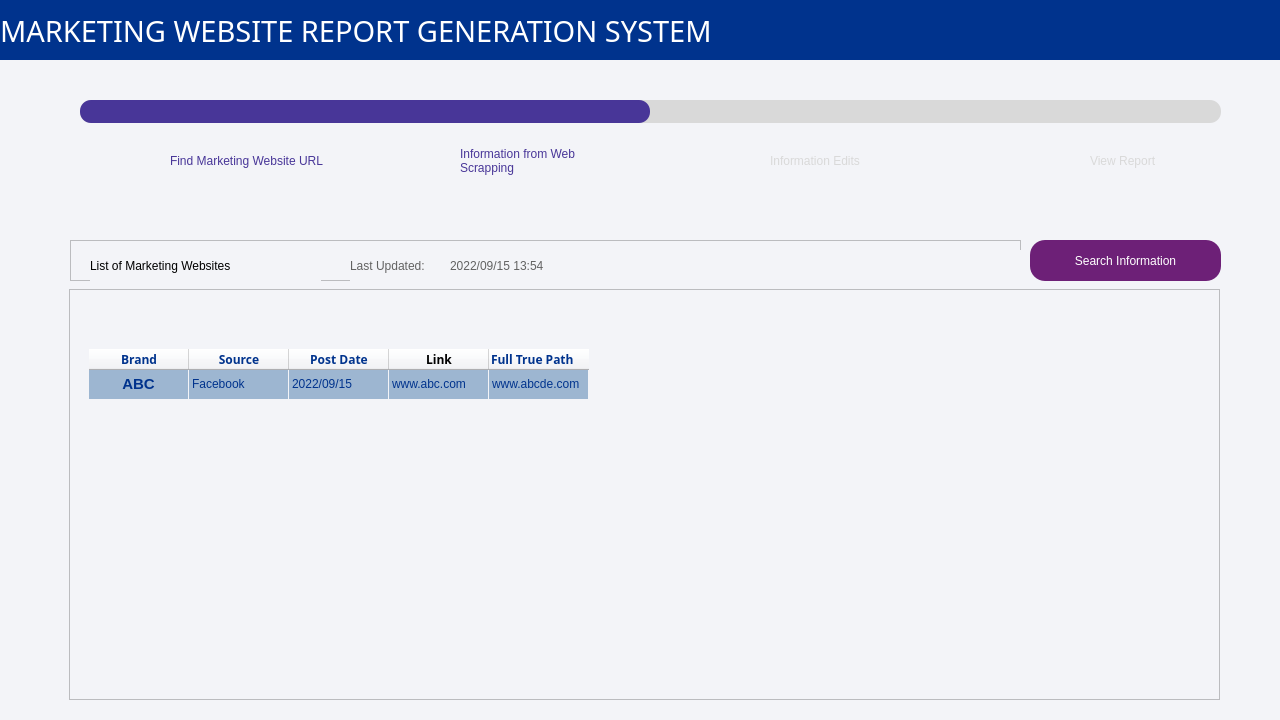
Qt form MainPageUI.ui (hayleywhsham/ISOM4400_FYP) before a commit.
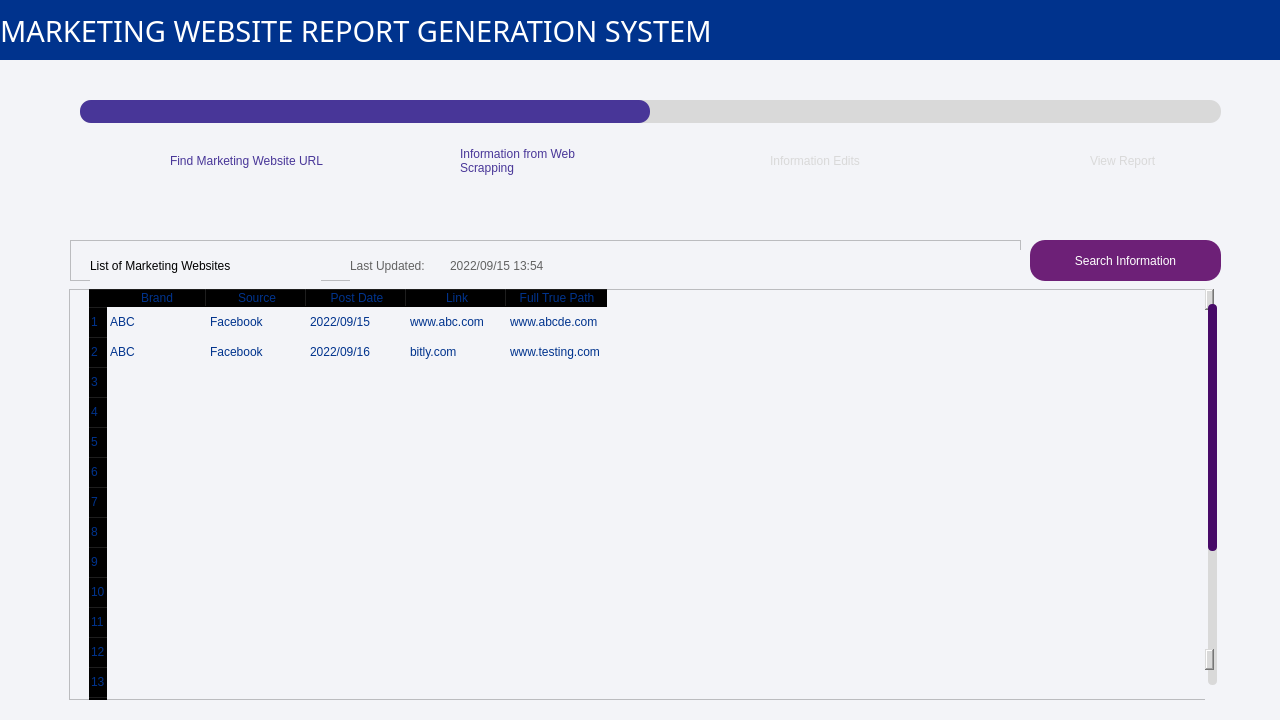
The same form after that commit. The open tabs and pages were chosen to show the change. Icons and pictures are not drawn.

What changed in the file:
```diff
--- a/MainPageUI.ui
+++ b/MainPageUI.ui
@@ -1257,28 +1257,93 @@
         <property name="geometry">
          <rect>
           <x>20</x>
-          <y>60</y>
-          <width>1101</width>
-          <height>241</height>
+          <y>0</y>
+          <width>1131</width>
+          <height>411</height>
          </rect>
         </property>
         <property name="styleSheet">
-         <string notr="true">* {  
-    color: rgb(0, 51, 141);
+         <string notr="true">QTableWidget{color: rgb(0, 51, 141);}
+QAbstractItemView{background-color: transparent;}
+QTableCornerButton::section{background-color:transparent;}
+
+
+QHeaderView::section
+{
+	qproperty-defaultAlignment: AlignHCenter AlignVCenter;
+	color: rgb(0, 51, 141);
+	background-color: transparent;
+	font: 87 12pt &quot;Arial Black&quot;;
+	border-bottom: 1px solid rgb(98, 98, 98);
 }
 
-QTableWidget
+
+
+
+
+/*Scroll Bar*/
+QScrollBar:vertical
 {
-    background-color: transparent;
-	border: none;
+	background-color: rgb(217, 217, 217); /*Grey*/
+	width: 15px;
+	margin: 15px 3px 15px 3px;
+	border-radius: 4px;
+    }
+
+QScrollBar::handle:vertical
+{
+	background-color: rgb(71, 10, 104); /*KPMG Purple*/
+	min-height: 5px;
+	border-radius: 4px;
 }
 
-QTableWidget::item
+QScrollBar::sub-line:vertical
 {
-    hborder: 5px solid rgba(68, 119, 170, 150);
-    background-color:rgba(68, 119, 170, 125);
+	margin: 3px 0px 3px 0px;
+	border-image: url(:/qss_icons/rc/up_arrow_disabled.png);
+	height: 10px;
+	width: 10px;
+	subcontrol-position: top;
+	subcontrol-origin: margin;
 }
-</string>
+
+QScrollBar::add-line:vertical
+{
+	margin: 3px 0px 3px 0px;
+	border-image: url(:/qss_icons/rc/down_arrow_disabled.png);
+	height: 10px;
+	width: 10px;
+	subcontrol-position: bottom;
+	subcontrol-origin: margin;
+}
+
+QScrollBar::sub-line:vertical:hover,QScrollBar::sub-line:vertical:on
+{
+	border-image: url(:/qss_icons/rc/up_arrow.png);
+	height: 10px;
+	width: 10px;
+	subcontrol-position: top;
+	subcontrol-origin: margin;
+}
+
+QScrollBar::add-line:vertical:hover, QScrollBar::add-line:vertical:on
+{
+	border-image: url(:/qss_icons/rc/down_arrow.png);
+	height: 10px;
+	width: 10px;
+	subcontrol-position: bottom;
+	subcontrol-origin: margin;
+}
+
+QScrollBar::up-arrow:vertical, QScrollBar::down-arrow:vertical
+{
+	background: none;
+}
+
+QScrollBar::add-page:vertical, QScrollBar::sub-page:vertical
+{
+	background: none;
+}</string>
         </property>
         <property name="frameShape">
          <enum>QFrame::NoFrame</enum>
@@ -1295,8 +1360,8 @@
         <property name="selectionBehavior">
          <enum>QAbstractItemView::SelectRows</enum>
         </property>
-        <property name="textElideMode">
-         <enum>Qt::ElideRight</enum>
+        <property name="showGrid">
+         <bool>false</bool>
         </property>
         <property name="gridStyle">
          <enum>Qt::DotLine</enum>
@@ -1304,9 +1369,9 @@
         <property name="sortingEnabled">
          <bool>false</bool>
         </property>
-        <property name="wordWrap">
+        <attribute name="horizontalHeaderVisible">
          <bool>true</bool>
-        </property>
+        </attribute>
         <attribute name="horizontalHeaderCascadingSectionResizes">
          <bool>true</bool>
         </attribute>
@@ -1320,6 +1385,9 @@
          <bool>false</bool>
         </attribute>
         <attribute name="verticalHeaderVisible">
+         <bool>true</bool>
+        </attribute>
+        <attribute name="verticalHeaderCascadingSectionResizes">
          <bool>false</bool>
         </attribute>
         <row>
@@ -1327,17 +1395,105 @@
           <string>1</string>
          </property>
         </row>
+        <row>
+         <property name="text">
+          <string>2</string>
+         </property>
+        </row>
+        <row>
+         <property name="text">
+          <string>3</string>
+         </property>
+        </row>
+        <row>
+         <property name="text">
+          <string>4</string>
+         </property>
+        </row>
+        <row>
+         <property name="text">
+          <string>5</string>
+         </property>
+        </row>
+        <row>
+         <property name="text">
+          <string>6</string>
+         </property>
+        </row>
+        <row>
+         <property name="text">
+          <string>7</string>
+         </property>
+        </row>
+        <row>
+         <property name="text">
+          <string>8</string>
+         </property>
+        </row>
+        <row>
+         <property name="text">
+          <string>9</string>
+         </property>
+        </row>
+        <row>
+         <property name="text">
+          <string>10</string>
+         </property>
+        </row>
+        <row>
+         <property name="text">
+          <string>11</string>
+         </property>
+        </row>
+        <row>
+         <property name="text">
+          <string>12</string>
+         </property>
+        </row>
+        <row>
+         <property name="text">
+          <string>13</string>
+         </property>
+        </row>
+        <row>
+         <property name="text">
+          <string>14</string>
+         </property>
+        </row>
+        <row>
+         <property name="text">
+          <string>15</string>
+         </property>
+        </row>
+        <row>
+         <property name="text">
+          <string>16</string>
+         </property>
+        </row>
+        <row>
+         <property name="text">
+          <string>17</string>
+         </property>
+        </row>
+        <row>
+         <property name="text">
+          <string>18</string>
+         </property>
+        </row>
+        <row>
+         <property name="text">
+          <string>19</string>
+         </property>
+        </row>
+        <row>
+         <property name="text">
+          <string>20</string>
+         </property>
+        </row>
         <column>
          <property name="text">
           <string>Brand</string>
          </property>
-         <property name="font">
-          <font>
-           <family>Arial Black</family>
-           <weight>75</weight>
-           <bold>true</bold>
-          </font>
-         </property>
          <property name="background">
           <color>
            <red>255</red>
@@ -1350,37 +1506,16 @@
          <property name="text">
           <string>Source</string>
          </property>
-         <property name="font">
-          <font>
-           <family>Arial Black</family>
-           <weight>75</weight>
-           <bold>true</bold>
-          </font>
-         </property>
         </column>
         <column>
          <property name="text">
           <string>Post Date</string>
          </property>
-         <property name="font">
-          <font>
-           <family>Arial Black</family>
-           <weight>75</weight>
-           <bold>true</bold>
-          </font>
-         </property>
         </column>
         <column>
          <property name="text">
           <string>Link</string>
          </property>
-         <property name="font">
-          <font>
-           <family>Arial Black</family>
-           <weight>75</weight>
-           <bold>true</bold>
-          </font>
-         </property>
          <property name="background">
           <color>
            <red>255</red>
@@ -1388,54 +1523,16 @@
            <blue>255</blue>
           </color>
          </property>
-         <property name="foreground">
-          <brush brushstyle="SolidPattern">
-           <color alpha="255">
-            <red>0</red>
-            <green>0</green>
-            <blue>0</blue>
-           </color>
-          </brush>
-         </property>
-         <property name="icon">
-          <iconset resource="images/image.qrc">
-           <normaloff>:/image/link_violet.png</normaloff>:/image/link_violet.png</iconset>
-         </property>
         </column>
         <column>
          <property name="text">
           <string>Full True Path</string>
          </property>
-         <property name="font">
-          <font>
-           <family>Arial Black</family>
-           <weight>75</weight>
-           <bold>true</bold>
-          </font>
-         </property>
-         <property name="textAlignment">
-          <set>AlignLeading|AlignVCenter</set>
-         </property>
-         <property name="icon">
-          <iconset resource="images/image.qrc">
-           <normaloff>:/image/link_violet.png</normaloff>:/image/link_violet.png</iconset>
-         </property>
         </column>
         <item row="0" column="0">
          <property name="text">
           <string>ABC</string>
          </property>
-         <property name="font">
-          <font>
-           <family>Arial</family>
-           <pointsize>11</pointsize>
-           <weight>75</weight>
-           <bold>true</bold>
-          </font>
-         </property>
-         <property name="textAlignment">
-          <set>AlignCenter</set>
-         </property>
         </item>
         <item row="0" column="1">
          <property name="text">
@@ -1457,6 +1554,31 @@
           <string>www.abcde.com</string>
          </property>
         </item>
+        <item row="1" column="0">
+         <property name="text">
+          <string>ABC</string>
+         </property>
+        </item>
+        <item row="1" column="1">
+         <property name="text">
+          <string>Facebook</string>
+         </property>
+        </item>
+        <item row="1" column="2">
+         <property name="text">
+          <string>2022/09/16</string>
+         </property>
+        </item>
+        <item row="1" column="3">
+         <property name="text">
+          <string>bitly.com</string>
+         </property>
+        </item>
+        <item row="1" column="4">
+         <property name="text">
+          <string>www.testing.com</string>
+         </property>
+        </item>
        </widget>
       </widget>
      </widget>
```
Left out of the diff: 5 changed lines with no effect on the pictures.
